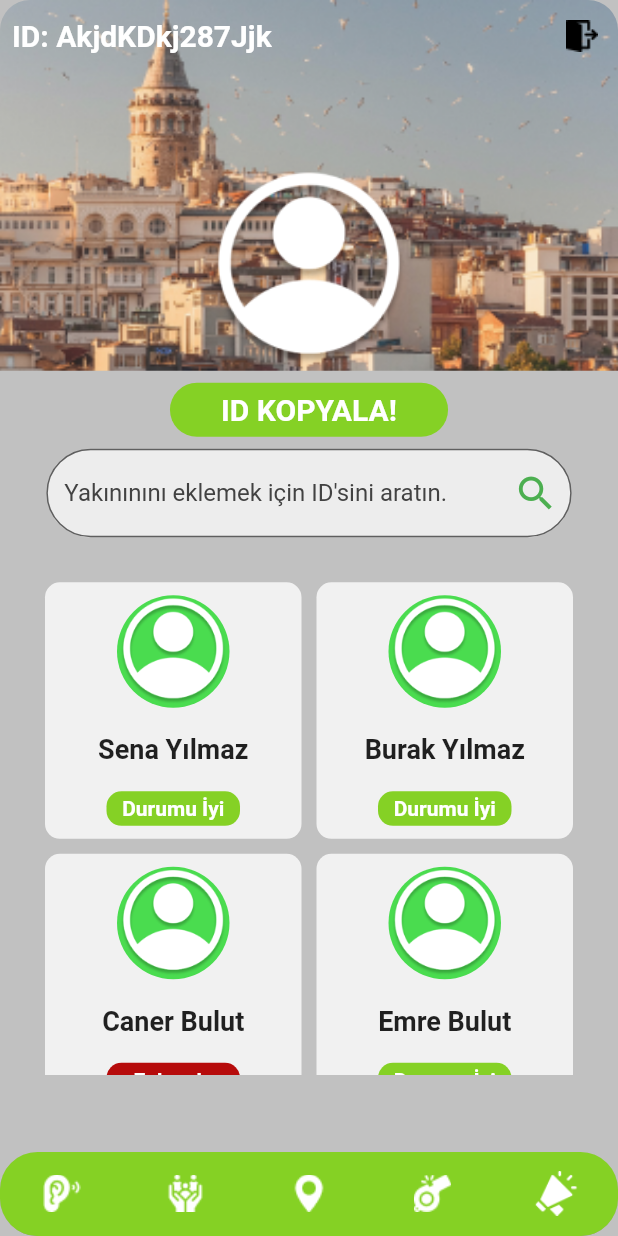
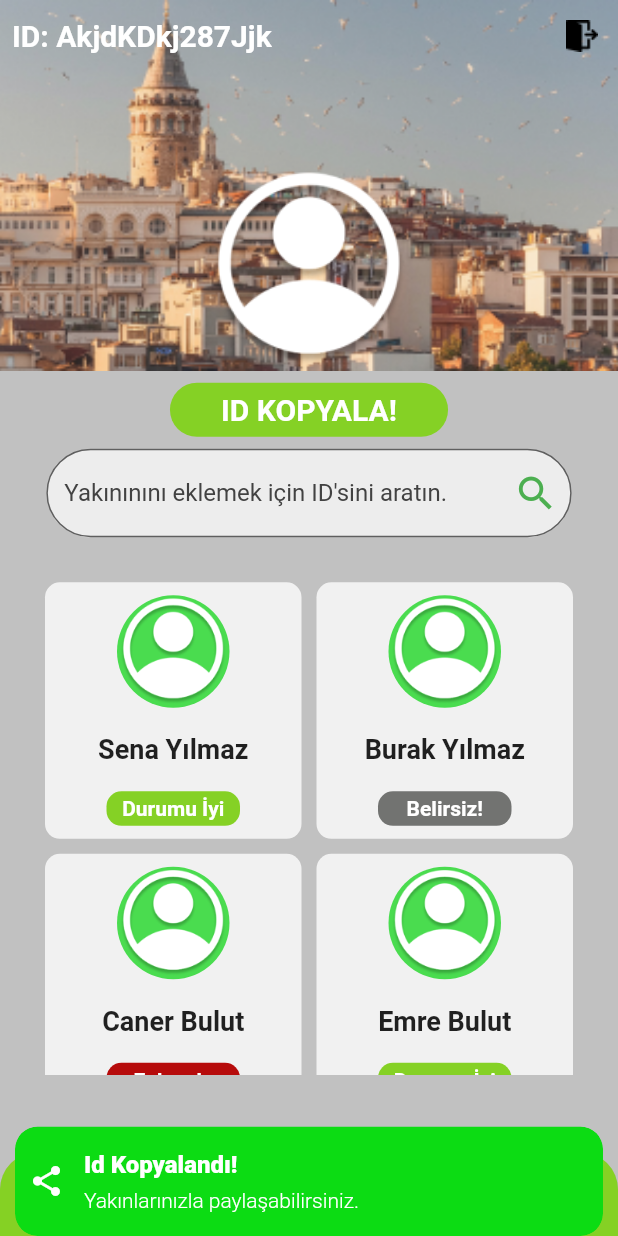
Before and after one commit to SelimKutuk/Ben-iyiyim, a Flutter app: the screen it shows after launch, item 2 of the bottom bar chosen, after a tap on "ID KOPYALA!", on a phone screen of 412 x 824 dp. Run offline on Flutter 3.47's test engine with Material 2 defaults, Android fonts, the phone set to English and light mode, and no system bars; our stand-ins replace flutter_blue, get, google_maps_flutter, just_audio, permission_handler.

Commit message:
modified:   android/app/src/main/AndroidManifest.xml 	new file:   assets/icon/person.png 	new file:   assets/mp3/person.png 	modified:   lib/home/home_page.dart 	modified:   lib/main.dart 	modified:   lib/widgets/auth/register/register.dart 	modified:   lib/widgets/bluetooth/bluetooth_page.dart 	modified:   lib/widgets/family/family_page.dart 	modified:   lib/widgets/map/map_page.dart

```diff
--- a/lib/home/home_page.dart
+++ b/lib/home/home_page.dart
@@ -14,9 +14,9 @@ class HomePage extends StatefulWidget {
 }
 
 class _HomePageState extends State<HomePage> {
-  int _selectedIndex = 0;
+  int _selectedIndex = 2;
   List<Widget> pageList = [
-    const BluetoothPage(),
+     BluetoothPage(),
     const FamilyPage(),
     const MapPage(),
     const WhistlePage(),
@@ -33,7 +33,10 @@ class _HomePageState extends State<HomePage> {
   Widget build(BuildContext context) {
     return Scaffold(
       bottomNavigationBar: ClipRRect(
-        borderRadius: BorderRadius.circular(25),
+        borderRadius: BorderRadius.only(
+          topLeft: Radius.circular(25),
+          topRight: Radius.circular(25),
+        ),
         child: BottomNavigationBar(
           currentIndex: _selectedIndex,
           type: BottomNavigationBarType.fixed,
--- a/lib/main.dart
+++ b/lib/main.dart
@@ -1,10 +1,7 @@
-import 'dart:async';
 import 'dart:convert';
-
 import 'package:depremzede/home/home_page.dart';
 import 'package:flutter/foundation.dart';
 import 'package:flutter/material.dart';
-import 'package:get/get_navigation/get_navigation.dart';
 import 'package:permission_handler/permission_handler.dart';
 import 'package:get/get.dart';
 //background fetch api
--- a/lib/widgets/auth/register/register.dart
+++ b/lib/widgets/auth/register/register.dart
@@ -147,7 +147,7 @@ class RegsiterPage extends StatelessWidget {
                               print(streetController.text);
                               print(phoneController.text);
                               var url = Uri.http(
-                                  '34.118.42.183', '/api/auth/register');
+                                  'localhost:5000', '/api/auth/register');
                               var response = await http.post(url, body: {
                                 'tc': '$idController.text',
                                 'name': '$nameController.text',
--- a/lib/widgets/family/family_page.dart
+++ b/lib/widgets/family/family_page.dart
@@ -1,5 +1,4 @@
 import 'package:depremzede/ui/ui.dart';
-import 'package:depremzede/widgets/auth/login/login.dart';
 import 'package:depremzede/widgets/auth/register/register.dart';
 import 'package:flutter/material.dart';
 import 'package:get/get.dart';
@@ -20,9 +19,7 @@ class FamilyPage extends StatelessWidget {
               width: MediaQuery.of(context).size.width,
               height: MediaQuery.of(context).size.height * .30,
               decoration: BoxDecoration(
-                  borderRadius: BorderRadius.only(
-                      topLeft: const Radius.circular(20),
-                      topRight: const Radius.circular(20)),
+
                   image: DecorationImage(
                       image: AssetImage("assets/images/galata_tower.png"),
                       fit: BoxFit.cover)),
@@ -45,7 +42,7 @@ class FamilyPage extends StatelessWidget {
                       ),
                       IconButton(
                           onPressed: () {
-                           Get.to(RegsiterPage());
+                            Get.to(RegsiterPage());
                           },
                           icon: Image.asset(
                             "assets/icon/logout_ico.png",
@@ -79,7 +76,14 @@ class FamilyPage extends StatelessWidget {
                     child: IdWidget(
                       id: "ID KOPYALA!",
                       onTap: () {
-                        // PRİNT TAP
+                        Get.snackbar(
+                          "Id Kopyalandı! ",
+                          "Yakınlarınızla paylaşabilirsiniz.",
+                          icon: Icon(Icons.share, color: Colors.white),
+                          snackPosition: SnackPosition.BOTTOM,
+                          colorText: Colors.white,
+                          backgroundColor: Color.fromARGB(255, 12, 220, 19),
+                        );
                       },
                     ),
                   ),
@@ -122,8 +126,8 @@ class FamilyPage extends StatelessWidget {
                           name: "Sena Yılmaz",
                         ),
                         FamilyStatsWidget(
-                          statusColor: Color.fromRGBO(133, 209, 37, 1),
-                          statusName: "Durumu İyi",
+                          statusColor: Color.fromARGB(255, 114, 115, 113),
+                          statusName: "Belirsiz!",
                           name: "Burak Yılmaz",
                         ),
                         FamilyStatsWidget(
--- a/lib/widgets/map/map_page.dart
+++ b/lib/widgets/map/map_page.dart
@@ -307,7 +307,7 @@ class _FamilyMapState extends State<FamilyMap> {
   addMarkers() async {
     BitmapDescriptor personbitmap = await BitmapDescriptor.fromAssetImage(
       ImageConfiguration(),
-      "assets/icon/user_ico.png",
+      "assets/icon/person.png",
     );
     markers.add(Marker(
       //add marker on google map
```
Also changed, not shown: lib/widgets/bluetooth/bluetooth_page.dart (+41 -6 lines), assets/icon/person.png (added), assets/mp3/person.png (added), 1 other file.
